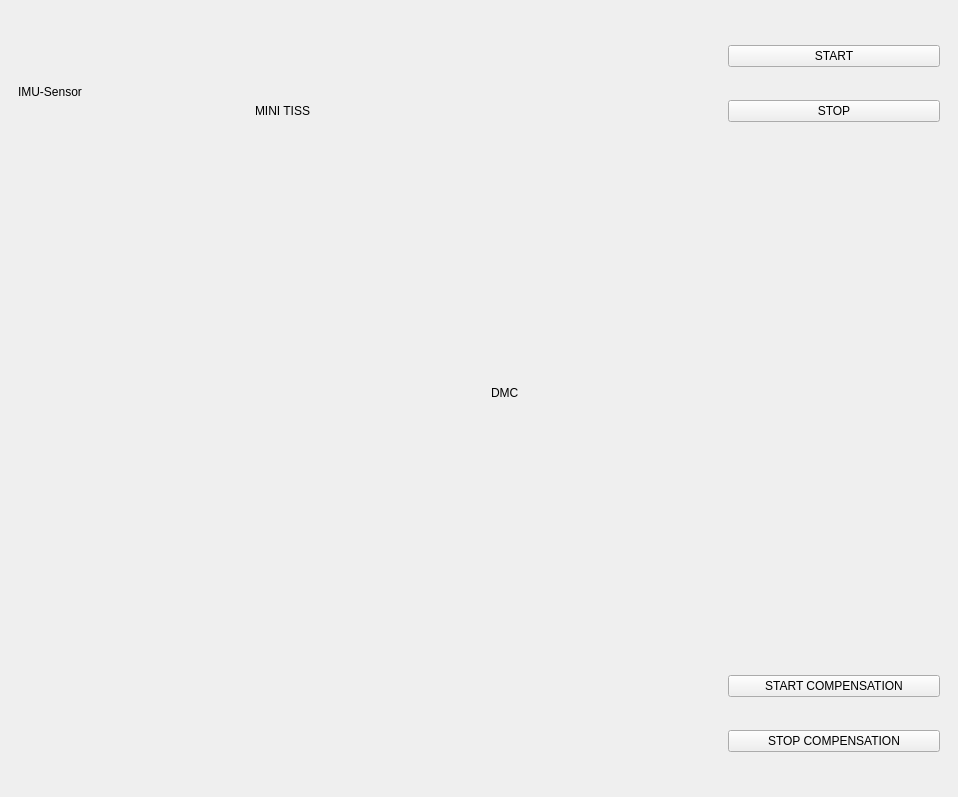
First picture: the form in Gangbro2019/untitled5App/Application/mainwidget.ui, repository B-osti/CompensatedWalkwayCDP, before the edit.
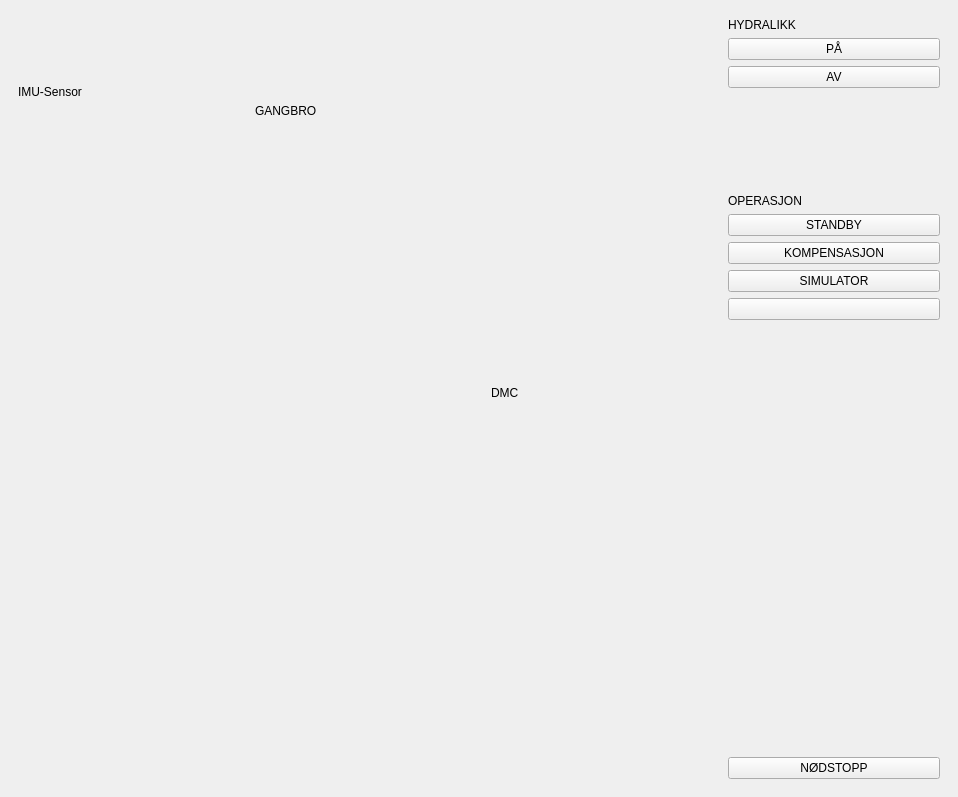
Second picture: the form after the edit. Custom widgets are drawn as their Qt base class.

Commit message: Updated GUI with buttons and other awesome shait

What changed in the file:
```diff
--- a/Gangbro2019/untitled5App/Application/mainwidget.ui
+++ b/Gangbro2019/untitled5App/Application/mainwidget.ui
@@ -109,7 +109,7 @@
        <item>
         <widget class="CDPBaseLabel" name="label_3">
          <property name="text">
-          <string>MINI TISS</string>
+          <string>GANGBRO</string>
          </property>
         </widget>
        </item>
@@ -303,9 +303,16 @@
      <widget class="CDPBaseContainer" name="container_4">
       <layout class="QVBoxLayout" name="verticalLayout_4">
        <item>
-        <widget class="CDPBaseButton" name="button">
+        <widget class="CDPBaseLabel" name="label_5">
          <property name="text">
-          <string>START</string>
+          <string>HYDRALIKK</string>
+         </property>
+        </widget>
+       </item>
+       <item>
+        <widget class="CDPBaseButtonWithLamp" name="buttonWithLamp">
+         <property name="text">
+          <string>PÅ</string>
          </property>
          <property name="svgFile">
           <string>:/themes/flat_gray_light/buttons/buttonPlain.svg</string>
@@ -318,9 +325,9 @@
         </widget>
        </item>
        <item>
-        <widget class="CDPBaseButton" name="button_2">
+        <widget class="CDPBaseButtonWithLamp" name="buttonWithLamp_2">
          <property name="text">
-          <string>STOP</string>
+          <string>AV</string>
          </property>
          <property name="svgFile">
           <string>:/themes/flat_gray_light/buttons/buttonPlain.svg</string>
@@ -343,16 +350,23 @@
          <property name="sizeHint" stdset="0">
           <size>
            <width>100</width>
-           <height>520</height>
+           <height>100</height>
           </size>
          </property>
         </spacer>
        </item>
        <item>
-        <widget class="CDPBaseButton" name="button_3">
+        <widget class="CDPBaseLabel" name="label_6">
          <property name="text">
-          <string>START COMPENSATION</string>
+          <string>OPERASJON</string>
          </property>
+        </widget>
+       </item>
+       <item>
+        <widget class="CDPBaseButtonWithLamp" name="buttonWithLamp_6">
+         <property name="text">
+          <string>STANDBY</string>
+         </property>
          <property name="svgFile">
           <string>:/themes/flat_gray_light/buttons/buttonPlain.svg</string>
          </property>
@@ -364,9 +378,67 @@
         </widget>
        </item>
        <item>
-        <widget class="CDPBaseButton" name="button_4">
+        <widget class="CDPBaseButtonWithLamp" name="buttonWithLamp_5">
          <property name="text">
-          <string>STOP COMPENSATION</string>
+          <string>KOMPENSASJON</string>
+         </property>
+         <property name="svgFile">
+          <string>:/themes/flat_gray_light/buttons/buttonPlainLedM.svg</string>
+         </property>
+         <property name="pushRoutables" stdset="0">
+          <stringlist>
+           <string>cdpPressedRouting</string>
+           <string>cdpRouting</string>
+          </stringlist>
+         </property>
+        </widget>
+       </item>
+       <item>
+        <widget class="CDPBaseButtonWithLamp" name="buttonWithLamp_4">
+         <property name="text">
+          <string>SIMULATOR</string>
+         </property>
+         <property name="svgFile">
+          <string>:/themes/flat_gray_light/buttons/buttonPlainLedM.svg</string>
+         </property>
+         <property name="pushRoutables" stdset="0">
+          <stringlist>
+           <string>cdpPressedRouting</string>
+           <string>cdpRouting</string>
+          </stringlist>
+         </property>
+        </widget>
+       </item>
+       <item>
+        <widget class="CDPBaseButtonWithLamp" name="buttonWithLamp_3">
+         <property name="svgFile">
+          <string>:/themes/flat_gray_light/buttons/buttonPlainLedM.svg</string>
+         </property>
+         <property name="pushRoutables" stdset="0">
+          <stringlist>
+           <string>cdpPressedRouting</string>
+           <string>cdpRouting</string>
+          </stringlist>
+         </property>
+        </widget>
+       </item>
+       <item>
+        <spacer name="verticalSpacer_4">
+         <property name="orientation">
+          <enum>Qt::Vertical</enum>
+         </property>
+         <property name="sizeHint" stdset="0">
+          <size>
+           <width>20</width>
+           <height>40</height>
+          </size>
+         </property>
+        </spacer>
+       </item>
+       <item>
+        <widget class="CDPBaseButton" name="button">
+         <property name="text">
+          <string>NØDSTOPP</string>
          </property>
          <property name="svgFile">
           <string>:/themes/flat_gray_light/buttons/buttonPlain.svg</string>
@@ -396,6 +468,21 @@
    <extends>QPushButton</extends>
    <header>CDPBaseWidgets/CDPBaseButton.h</header>
   </customwidget>
+  <customwidget>
+   <class>CDPBaseButtonPopDlg</class>
+   <extends>CDPBaseButtonMsg</extends>
+   <header>CDPBaseWidgets/CDPBaseButtonPopDlg.h</header>
+  </customwidget>
+  <customwidget>
+   <class>CDPBaseButtonMsg</class>
+   <extends>CDPBaseButton</extends>
+   <header>CDPBaseWidgets/CDPBaseButtonMsg.h</header>
+  </customwidget>
+  <customwidget>
+   <class>CDPBaseButtonWithLamp</class>
+   <extends>CDPBaseButtonPopDlg</extends>
+   <header>CDPBaseWidgets/CDPBaseButtonWithLamp.h</header>
+  </customwidget>
   <customwidget>
    <class>CDPBaseLabel</class>
    <extends>QLabel</extends>
```
Left out of the diff: 15 changed lines with no effect on the pictures. The commit also changes 9 other files.
